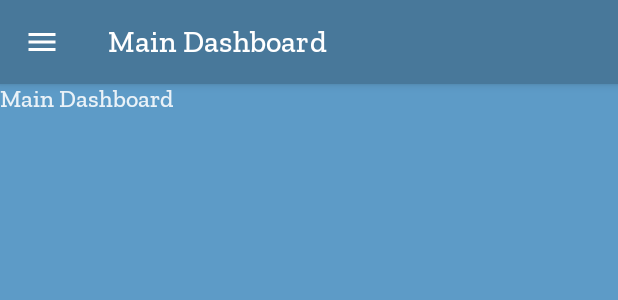
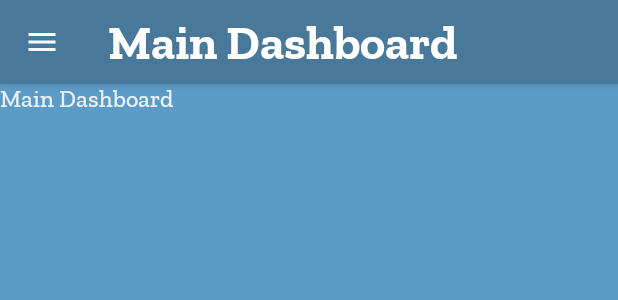
Before and after one commit to WebThingsIO/android-app, an Android app built with Jetpack Compose: the @Preview function AppScaffoldPreview, on a phone screen of 412 x 824 dp. Shown: the top 300 px of the screen. Run offline under Robolectric (Android 15) with nearby library versions, the phone set to English and light mode, and no system bars; our stand-ins replace livedata-compose.

Commit message:
fix text style

```diff
--- a/app/src/main/java/io/webthings/webthings/AppScaffold.kt
+++ b/app/src/main/java/io/webthings/webthings/AppScaffold.kt
@@ -11,7 +11,9 @@ import androidx.compose.ui.tooling.preview.Preview
 import androidx.lifecycle.viewmodel.compose.viewModel
 import androidx.navigation.compose.rememberNavController
 import io.webthings.webthings.ui.menus.Drawer
+import io.webthings.webthings.ui.theme.HeaderStyle
 import io.webthings.webthings.ui.theme.WebthingsTheme
+import io.webthings.webthings.utils.BackPressHandler
 import io.webthings.webthings.utils.MainViewModel
 import io.webthings.webthings.utils.NavigationHost
 import kotlinx.coroutines.launch
@@ -24,9 +26,17 @@ fun AppScaffold(){
     val scope = rememberCoroutineScope()
     val currentScreen by viewModel.currentScreen.observeAsState()
 
+    if (scaffoldState.drawerState.isOpen){
+        BackPressHandler {
+            scope.launch {
+                scaffoldState.drawerState.close()
+            }
+        }
+    }
+
     val topBar: @Composable () -> Unit= {
         TopAppBar(
-            title = { Text(currentScreen!!.title) },
+            title = { Text(currentScreen!!.title, style = HeaderStyle) },
             navigationIcon = {
                 //TODO if not home screen change to back arrow
                 IconButton(onClick = {
--- a/app/src/main/java/io/webthings/webthings/ui/menus/Drawer.kt
+++ b/app/src/main/java/io/webthings/webthings/ui/menus/Drawer.kt
@@ -15,10 +15,7 @@ import androidx.compose.ui.tooling.preview.Preview
 import androidx.compose.ui.unit.dp
 import androidx.compose.ui.unit.sp
 import io.webthings.webthings.ui.drawerMenuItems
-import io.webthings.webthings.ui.theme.DarkBlue
-import io.webthings.webthings.ui.theme.LightBlue
-import io.webthings.webthings.ui.theme.WebthingsFont
-import io.webthings.webthings.ui.theme.WebthingsTheme
+import io.webthings.webthings.ui.theme.*
 
 @Composable
 fun Drawer(
@@ -31,11 +28,7 @@ fun Drawer(
         ) {
                 Text(
                         "Webthings",
-                        style = TextStyle(
-                                fontFamily = WebthingsFont(),
-                                fontWeight = FontWeight.Bold,
-                                fontSize = 32.sp
-                        ),//MaterialTheme.typography.h4,
+                        style = HeaderStyle,
                         modifier = Modifier.padding(bottom = 10.dp)
                                 .align(alignment = Alignment.CenterHorizontally)
                         )
@@ -49,7 +42,7 @@ fun Drawer(
                                 Spacer(Modifier.height(24.dp))
                                 Text(
                                         text = screen.title,
-                                        style = MaterialTheme.typography.h5,
+                                        style = MenuItemStyle,
                                         modifier = Modifier
                                                 .clickable {
                                                         onDestinationClicked(screen.route)
--- a/app/src/main/java/io/webthings/webthings/ui/theme/Type.kt
+++ b/app/src/main/java/io/webthings/webthings/ui/theme/Type.kt
@@ -35,3 +35,16 @@ val Typography = Typography(
     )
     */
 )
+
+val HeaderStyle = TextStyle(
+    fontFamily = WebthingsFont(),
+    fontWeight = FontWeight.Bold,
+    fontSize = 32.sp
+)
+
+val MenuItemStyle = TextStyle(
+    fontFamily = WebthingsFont(),
+    fontWeight = FontWeight.Bold,
+    fontSize = 24.sp
+
+)
```
Also changed, not shown: app/src/main/java/io/webthings/webthings/MainActivity.kt (+7 -1 lines), app/src/main/java/io/webthings/webthings/utils/BackPressHandler.kt (added, +31 -0 lines).
